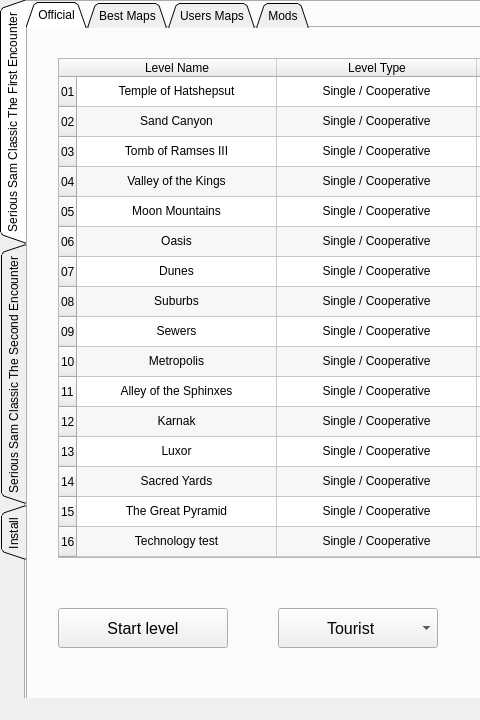
tx00100xt/Serious-Runner, file MainWindow.ui: the form before one commit; both pictures show x 0 to 480 and y 0 to 720 of the 1280 by 720 pixel window.
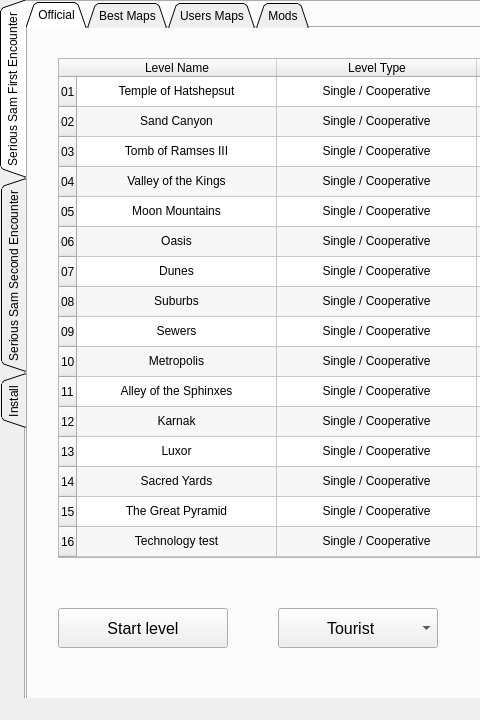
The form after the commit. The open tabs and pages were chosen to show the change. Icons and pictures are not drawn.

```diff
--- a/MainWindow.ui
+++ b/MainWindow.ui
@@ -63,7 +63,7 @@
        <normaloff>:/Icons/samfe.png</normaloff>:/Icons/samfe.png</iconset>
      </attribute>
      <attribute name="title">
-      <string>Serious Sam Classic The First Encounter</string>
+      <string>Serious Sam First Encounter</string>
      </attribute>
      <widget class="QTabWidget" name="tabWidget_internal_fe">
       <property name="geometry">
@@ -1510,7 +1510,7 @@
        <normaloff>:/Icons/samse.png</normaloff>:/Icons/samse.png</iconset>
      </attribute>
      <attribute name="title">
-      <string>Serious Sam Classic The Second Encounter</string>
+      <string>Serious Sam Second Encounter</string>
      </attribute>
      <widget class="QTabWidget" name="tabWidget_internal_se">
       <property name="geometry">
```
Left out of the diff: 6 changed lines with no effect on the pictures.
